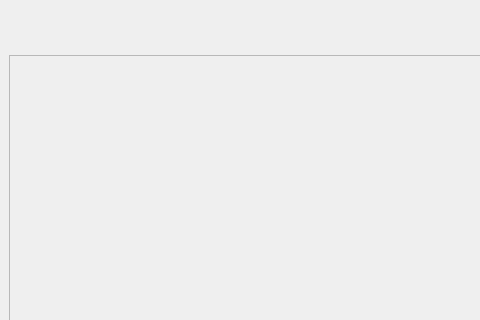
First picture: the form in Google-Drive-Client/mainwindow.ui, repository HishamLB/Encrypted-GDrive-Client, before the edit; both pictures show x 0 to 480 and y 0 to 320 of the 800 by 600 pixel window.
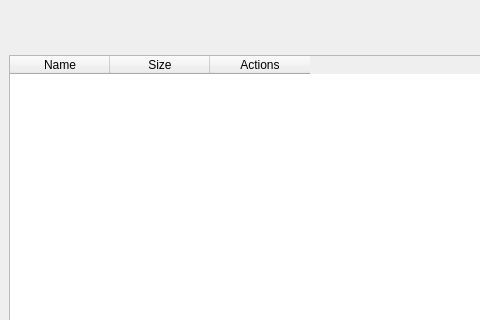
Second picture: the form after the edit.

Commit message: Switched out design for table view, now shows files sizes too

Patch:
```diff
--- a/Google-Drive-Client/mainwindow.ui
+++ b/Google-Drive-Client/mainwindow.ui
@@ -75,13 +75,28 @@
          </widget>
         </item>
         <item>
-         <widget class="QScrollArea" name="scrollArea">
-          <property name="widgetResizable">
-           <bool>true</bool>
+         <widget class="QTableWidget" name="fileTable">
+          <property name="columnCount">
+           <number>3</number>
           </property>
-          <widget class="QWidget" name="gridLayoutWidget">
-           <layout class="QGridLayout" name="items"/>
-          </widget>
+          <attribute name="horizontalHeaderStretchLastSection">
+           <bool>false</bool>
+          </attribute>
+          <column>
+           <property name="text">
+            <string>Name</string>
+           </property>
+          </column>
+          <column>
+           <property name="text">
+            <string>Size</string>
+           </property>
+          </column>
+          <column>
+           <property name="text">
+            <string>Actions</string>
+           </property>
+          </column>
          </widget>
         </item>
        </layout>
```
The commit also changes 3 other files.
